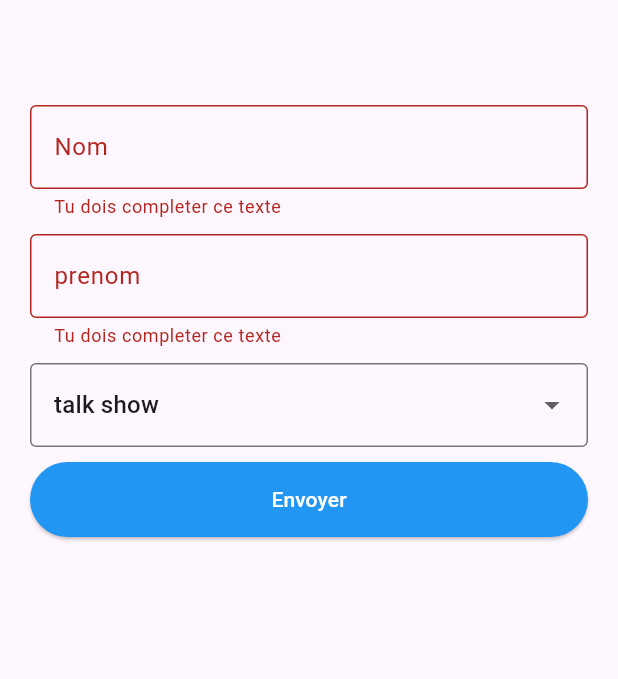
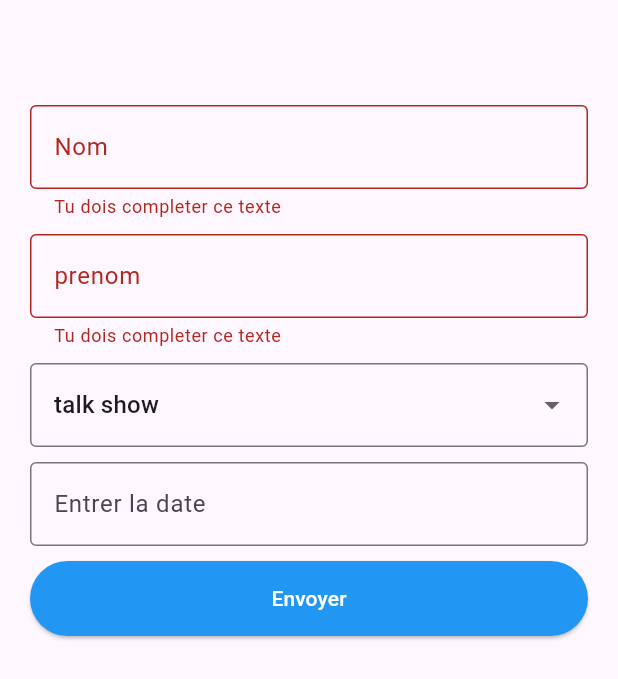
Before and after one commit to jeannotds/flutter_validation_form_, a Flutter app: the CreatePlanning screen opened directly, after a tap on "Envoyer", on a phone screen of 412 x 824 dp. Shown: the top 679 px of the screen. Run offline on Flutter 3.47's test engine with Material 3 defaults, Android fonts, the phone set to English and light mode, and no system bars; drawn by our look-alikes of date_field.

Commit message:
add date

```diff
--- a/lib/pages/create_planning.dart
+++ b/lib/pages/create_planning.dart
@@ -1,4 +1,5 @@
 import 'package:flutter/material.dart';
+import 'package:date_field/date_field.dart';
 
 class CreatePlanning extends StatefulWidget {
   const CreatePlanning({super.key});
@@ -16,6 +17,7 @@ class _CreatePlanningState extends State<CreatePlanning> {
   final confFirstNameController = TextEditingController();
 
   String selectedConfType = 'talk';
+  DateTime selectedDate = DateTime.now();
 
   @override
 
@@ -69,7 +71,7 @@ class _CreatePlanningState extends State<CreatePlanning> {
                     ),
                   ),
                   Container(
-                    margin: EdgeInsets.only(bottom: 10),
+                    margin: const EdgeInsets.only(bottom: 10),
                     child: DropdownButtonFormField(
                         decoration: const InputDecoration(
                           border: OutlineInputBorder(),
@@ -95,6 +97,23 @@ class _CreatePlanningState extends State<CreatePlanning> {
                           });
                         }),
                   ),
+                  Container(
+                    margin: const EdgeInsets.only(bottom: 10),
+                    child: DateTimeFormField(
+                        decoration: const InputDecoration(
+                            border: OutlineInputBorder(),
+                            hintText: 'date',
+                            label: Text('Entrer la date')),
+                        initialPickerDateTime:
+                            DateTime.now().add(const Duration(days: 20)),
+                        validator: (e) =>
+                            (e?.day ?? 0) == 1 ? "Please select a day" : null,
+                        onChanged: (DateTime? value) {
+                          setState(() {
+                            selectedDate = value!;
+                          });
+                        }),
+                  ),
                   SizedBox(
                     width: double.infinity,
                     height: 50,
@@ -116,6 +135,7 @@ class _CreatePlanningState extends State<CreatePlanning> {
                           print("Name : ${confName}");
                           print("FirstName : ${confFistName}");
                           print("selectedConfType : ${selectedConfType}");
+                          print("selectedDate : ${selectedDate}");
                         }
                       },
                       style: const ButtonStyle(
```
